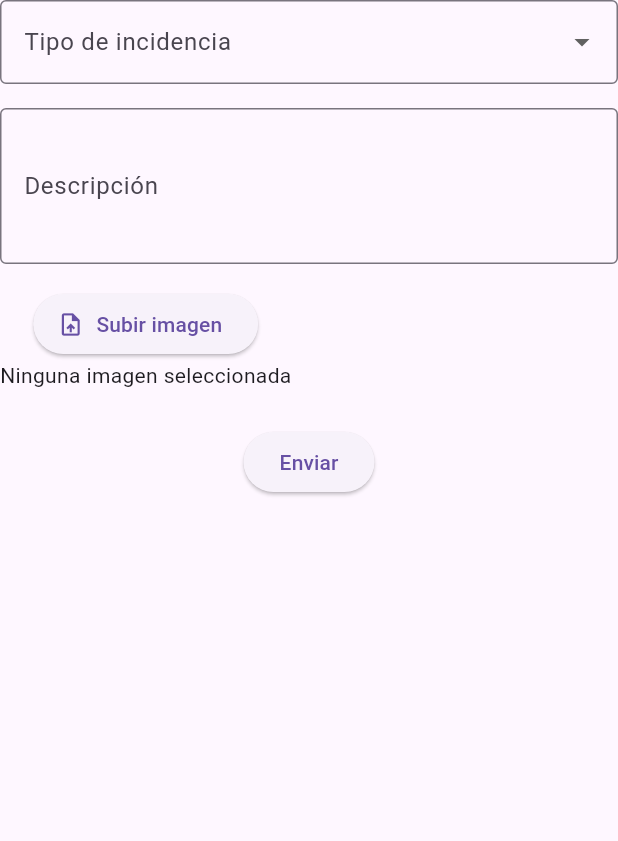
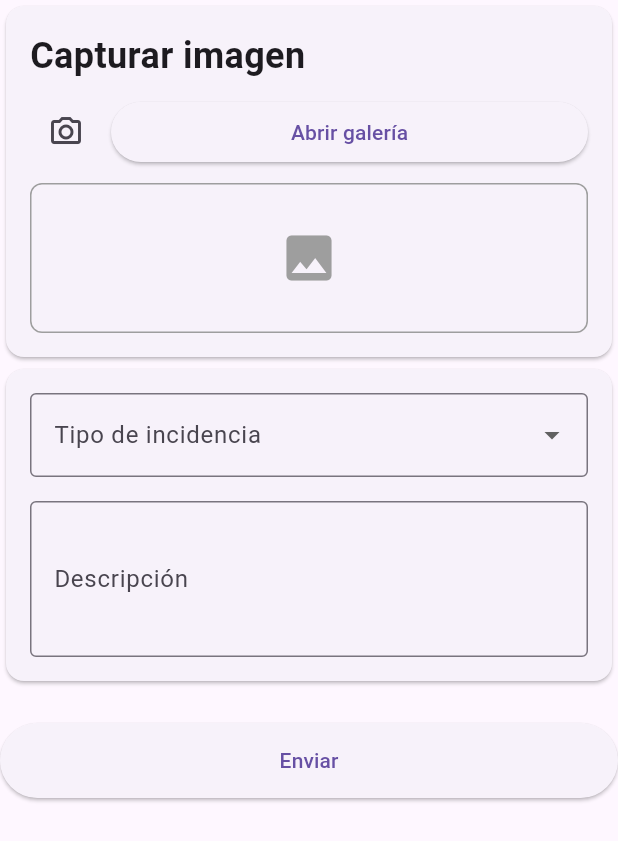
Before and after one commit to Julio-Pineda-Namebot/Ciudadano, a Flutter app: the CreateIncidentForm widget shown alone on an empty page, opened directly, on a phone screen of 412 x 824 dp. Shown: the top 841 px of the screen. Run offline on Flutter 3.47's test engine with Material 3 defaults, Android fonts, the phone set to English and light mode, and no system bars; our stand-ins replace dartz, dio, equatable, flutter_bloc, flutter_hooks, flutter_login and 14 more; missing offline and left inert: flutter_hooks_bloc, splash_master; accounts and stored records are empty; network calls fail; project files that could hold a hidden picture were left out.

Commit message:
add: incident page

```diff
--- a/lib/features/incidents/presentation/widgets/create_incident_form.dart
+++ b/lib/features/incidents/presentation/widgets/create_incident_form.dart
@@ -17,14 +17,52 @@ class _CreateIncidentFormState extends State<CreateIncidentForm> {
 
   final List<String> _incidentTypes = ["Robo", "Accidente", "Vandalismo"];
 
-  Future<void> _pickImage() async {
+  Future<void> _pickImage(ImageSource source) async {
     final picker = ImagePicker();
-    final pickedFile = await picker.pickImage(source: ImageSource.gallery);
+    final pickedFile = await picker.pickImage(source: source);
     if (pickedFile != null) {
       setState(() {
         _image = File(pickedFile.path);
       });
     }
+  }
+
+  Widget _buildImageInput() {
+    return Column(
+      children: [
+        Row(
+          spacing: 6,
+          children: [
+            IconButton(
+              onPressed: () => _pickImage(ImageSource.camera),
+              icon: const Icon(Icons.camera_alt_outlined),
+            ),
+            Expanded(
+              child: ElevatedButton(
+                onPressed: () => _pickImage(ImageSource.gallery),
+                child: const Text("Abrir galería"),
+              ),
+            ),
+          ],
+        ),
+        const SizedBox(width: 16),
+        _image != null
+            ? Padding(
+              padding: const EdgeInsets.only(top: 8.0),
+              child: Image.file(_image!, fit: BoxFit.contain),
+            )
+            : Container(
+              width: double.infinity,
+              height: 100,
+              margin: const EdgeInsets.only(top: 10),
+              decoration: BoxDecoration(
+                border: Border.all(color: Colors.grey),
+                borderRadius: BorderRadius.circular(8),
+              ),
+              child: const Icon(Icons.image, color: Colors.grey, size: 40),
+            ),
+      ],
+    );
   }
 
   @override
@@ -33,6 +71,27 @@ class _CreateIncidentFormState extends State<CreateIncidentForm> {
       key: _formKey,
       child: Column(
         crossAxisAlignment: CrossAxisAlignment.start,
+        children: [
+          Card(
+            child: Padding(
+              padding: const EdgeInsets.all(16.0),
+              child: Column(
+                crossAxisAlignment: CrossAxisAlignment.start,
+                children: [
+                  const Text(
+                    "Capturar imagen",
+                    style: TextStyle(fontSize: 24, fontWeight: FontWeight.bold),
+                  ),
+                  const SizedBox(height: 10),
+                  _buildImageInput(),
+                ],
+              ),
+            ),
+          ),
+          Card(
+            child: Padding(
+              padding: const EdgeInsets.all(16.0),
+              child: Column(
                 children: [
                   DropdownButtonFormField<String>(
                     decoration: const InputDecoration(
@@ -43,8 +102,10 @@ class _CreateIncidentFormState extends State<CreateIncidentForm> {
                     items:
                         _incidentTypes
                             .map(
-                      (type) =>
-                          DropdownMenuItem(value: type, child: Text(type)),
+                              (type) => DropdownMenuItem(
+                                value: type,
+                                child: Text(type),
+                              ),
                             )
                             .toList(),
                     onChanged: (value) {
@@ -52,7 +113,8 @@ class _CreateIncidentFormState extends State<CreateIncidentForm> {
                         _incidentType = value;
                       });
                     },
-            validator: (value) => value == null ? "Seleccione un tipo" : null,
+                    validator:
+                        (value) => value == null ? "Seleccione un tipo" : null,
                   ),
                   const SizedBox(height: 16),
                   TextFormField(
@@ -68,28 +130,13 @@ class _CreateIncidentFormState extends State<CreateIncidentForm> {
                                 ? "Ingrese una descripción"
                                 : null,
                   ),
-          const SizedBox(height: 16),
-          Column(
-            children: [
-              ElevatedButton.icon(
-                onPressed: _pickImage,
-                icon: const Icon(Icons.upload_file),
-                label: const Text("Subir imagen"),
-              ),
-              const SizedBox(width: 12),
-              _image != null
-                  ? Image.file(
-                    _image!,
-                    width: 60,
-                    height: 60,
-                    fit: BoxFit.cover,
-                  )
-                  : const Text("Ninguna imagen seleccionada"),
                 ],
               ),
+            ),
+          ),
+
           const SizedBox(height: 24),
-          Center(
-            child: ElevatedButton(
+          ElevatedButton(
             onPressed: () {
               if (_formKey.currentState!.validate()) {
                 _formKey.currentState!.save();
@@ -99,8 +146,10 @@ class _CreateIncidentFormState extends State<CreateIncidentForm> {
                 );
               }
             },
+            style: ElevatedButton.styleFrom(
+              minimumSize: const Size(double.infinity, 50),
+            ),
             child: const Text("Enviar"),
-            ),
           ),
         ],
       ),
```
Also changed, not shown: lib/common/widgets/layouts/main/main_layout.dart (+54 -35 lines), lib/config/theme/app_theme.dart (+12 -0 lines), lib/features/geolocalization/presentation/bloc/location_cubit.dart (+15 -4 lines), lib/features/incidents/presentation/page/create_incident_page.dart (added, +14 -0 lines), lib/features/incidents/presentation/widgets/nearby_incidents_map.dart (+10 -1 lines), lib/main.dart (+11 -2 lines), lib/service_locator.dart (+9 -9 lines). Lines whose indentation alone changed are shown as unchanged.
